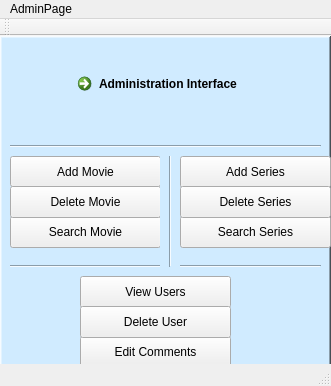
allanhaywood/CS441, file PlotTalk/Forms/adminpage.ui: the form before one commit.
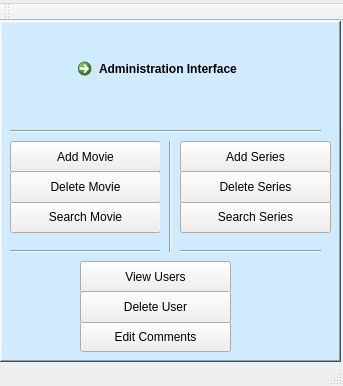
The form after the commit. Icons and pictures are not drawn.

The edit to the form file:
```diff
--- a/PlotTalk/Forms/adminpage.ui
+++ b/PlotTalk/Forms/adminpage.ui
@@ -6,7 +6,7 @@
    <rect>
     <x>0</x>
     <y>0</y>
-    <width>331</width>
+    <width>343</width>
     <height>386</height>
    </rect>
   </property>
@@ -19,7 +19,7 @@
      <rect>
       <x>0</x>
       <y>0</y>
-      <width>331</width>
+      <width>341</width>
       <height>341</height>
      </rect>
     </property>
@@ -273,13 +273,13 @@
     <rect>
      <x>0</x>
      <y>0</y>
-     <width>331</width>
+     <width>343</width>
      <height>21</height>
     </rect>
    </property>
    <widget class="QMenu" name="menuAdminPage">
     <property name="title">
-     <string>AdminPage</string>
+     <string/>
     </property>
    </widget>
    <addaction name="menuAdminPage"/>
```
Left out of the diff: 2 changed lines with no effect on the pictures.
